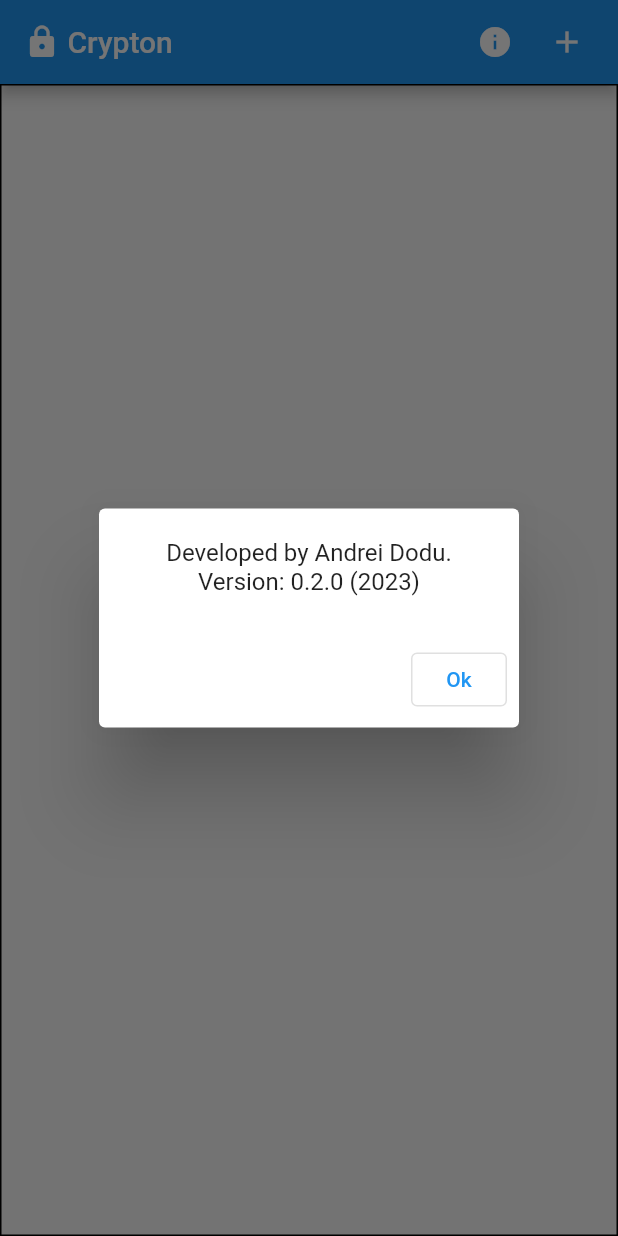
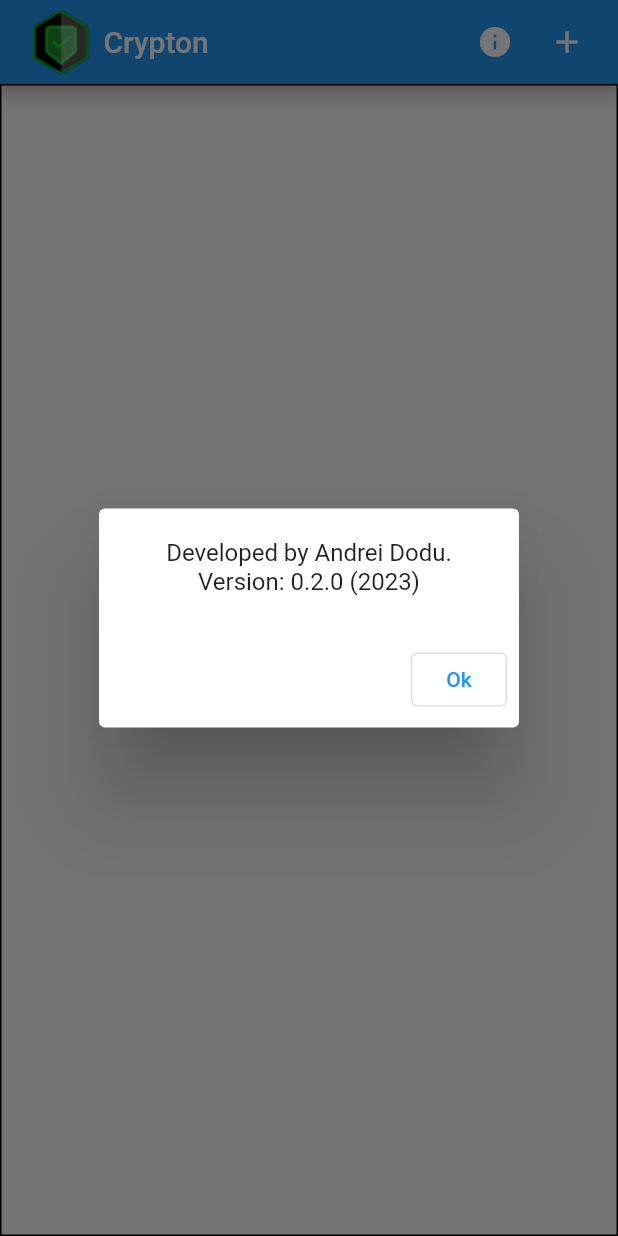
Before and after one commit to goto-eof/crypton, a Flutter app: the screen it shows after launch, after a tap on the "info" icon, on a phone screen of 412 x 824 dp. Run offline on Flutter 3.47's test engine with Material 2 defaults, Android fonts, the phone set to English and light mode, and no system bars; our stand-ins replace file_picker; missing offline and left inert: encrypt, window_manager.

Commit message:
feature: changed application icon + start window maximized

```diff
--- a/lib/main.dart
+++ b/lib/main.dart
@@ -3,14 +3,6 @@ import 'package:flutter/material.dart';
 import 'package:window_manager/window_manager.dart';
 
 void main() async {
-  WidgetsFlutterBinding.ensureInitialized();
-  await windowManager.ensureInitialized();
-
-  windowManager.waitUntilReadyToShow().then((_) async {
-    await windowManager.center();
-    await windowManager.setResizable(false);
-  });
-
   runApp(MaterialApp(
     themeMode: ThemeMode.system,
     darkTheme: ThemeData.dark(useMaterial3: true),
--- a/lib/widget/crypton.dart
+++ b/lib/widget/crypton.dart
@@ -211,13 +211,17 @@ class _CryptonState extends State<Crypton> {
             width: 10,
           )
         ],
-        title: const Row(
+        title: Row(
           children: [
-            Icon(Icons.lock),
-            SizedBox(
+            Image.asset(
+              "assets/images/icon-48.png",
+              width: 48,
+              height: 48,
+            ),
+            const SizedBox(
               width: 5,
             ),
-            Text("Crypton")
+            const Text("Crypton")
           ],
         ),
       ),
--- a/pubspec.yaml
+++ b/pubspec.yaml
@@ -61,7 +61,8 @@ flutter:
   uses-material-design: true
 
   # To add assets to your application, add an assets section, like this:
-  # assets:
+  assets:
+    - assets/images/icon-48.png
   #   - images/a_dot_burr.jpeg
   #   - images/a_dot_ham.jpeg
 
```
Also changed, not shown: assets/images/icon-48.png (added), 5 other files.
